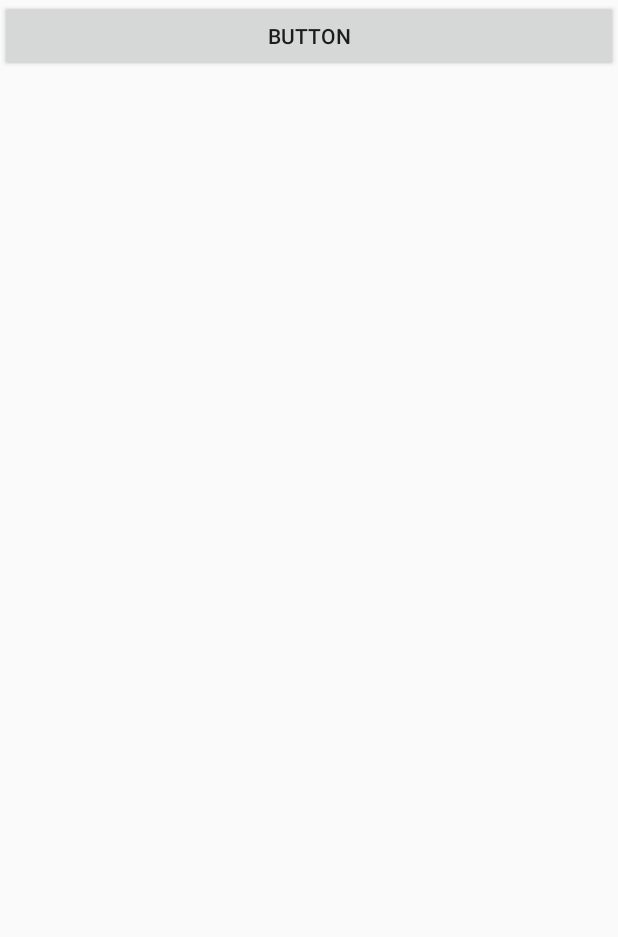
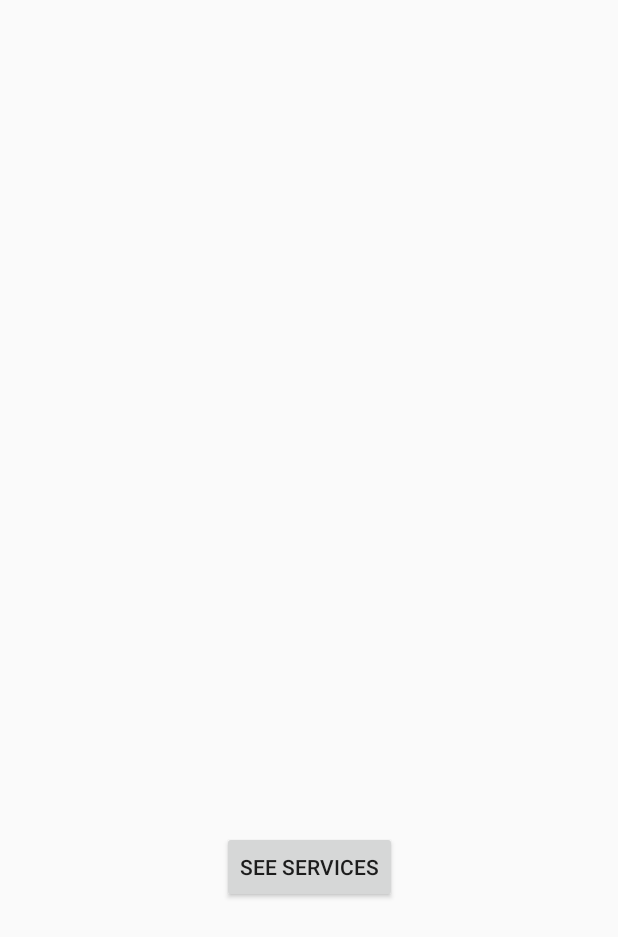
Before and after one commit to nskha101/AndriodClinicServicesDemo, an Android app: the layout activity_add_employee_service.xml on its own in the app's theme, with its tools: preview values and no code run, on a phone screen of 412 x 824 dp. Shown: the top 937 px of the screen. Run offline under Robolectric (Android 15) with nearby library versions, the phone set to English and light mode, and no system bars.

Commit message:
Added the function to add service to employee

```diff
--- a/app/src/main/java/com/example/seg2105/DeleteUser.java
+++ b/app/src/main/java/com/example/seg2105/DeleteUser.java
@@ -38,6 +38,7 @@ public class DeleteUser extends AppCompatActivity {
                     User currentChild = child.getValue(User.class);
                     currentChild.print();
                     users.add(currentChild);
+                    System.out.println(users.size());
 
                 }
             }
@@ -48,7 +49,7 @@ public class DeleteUser extends AppCompatActivity {
             }
         });
 
-
+        System.out.println(users.size());
 
     }
     public void delete(View view){
--- a/app/src/main/res/layout/activity_add_employee_service.xml
+++ b/app/src/main/res/layout/activity_add_employee_service.xml
@@ -20,13 +20,29 @@
             android:layout_width="match_parent"
             android:layout_height="wrap_content"
             android:orientation="vertical"
-            android:visibility="visible">
+            android:visibility="visible"/>
+    </ScrollView>
 
-            <Button
-                android:id="@+id/button6"
-                android:layout_width="match_parent"
-                android:layout_height="wrap_content"
-                android:text="Button" />
-        </LinearLayout>
-    </ScrollView>
+    <Button
+        android:id="@+id/seeServices"
+        android:layout_width="wrap_content"
+        android:layout_height="wrap_content"
+        android:layout_marginTop="84dp"
+        android:onClick="seeServices"
+        android:text="See Services"
+        app:layout_constraintEnd_toEndOf="parent"
+        app:layout_constraintStart_toStartOf="parent"
+        app:layout_constraintTop_toBottomOf="@+id/scrollViewEmployee" />
+
+    <TextView
+        android:id="@+id/serviceAddedTextView"
+        android:layout_width="0dp"
+        android:layout_height="wrap_content"
+        android:gravity="center"
+        app:layout_constraintBottom_toTopOf="@+id/seeServices"
+        app:layout_constraintEnd_toEndOf="parent"
+        app:layout_constraintHorizontal_bias="0.498"
+        app:layout_constraintStart_toStartOf="parent"
+        app:layout_constraintTop_toBottomOf="@+id/scrollViewEmployee"
+        app:layout_constraintVertical_bias="0.0" />
 </androidx.constraintlayout.widget.ConstraintLayout>
```
Also changed, not shown: app/src/main/java/com/example/seg2105/AddEmployeeService.java (+41 -8 lines).
